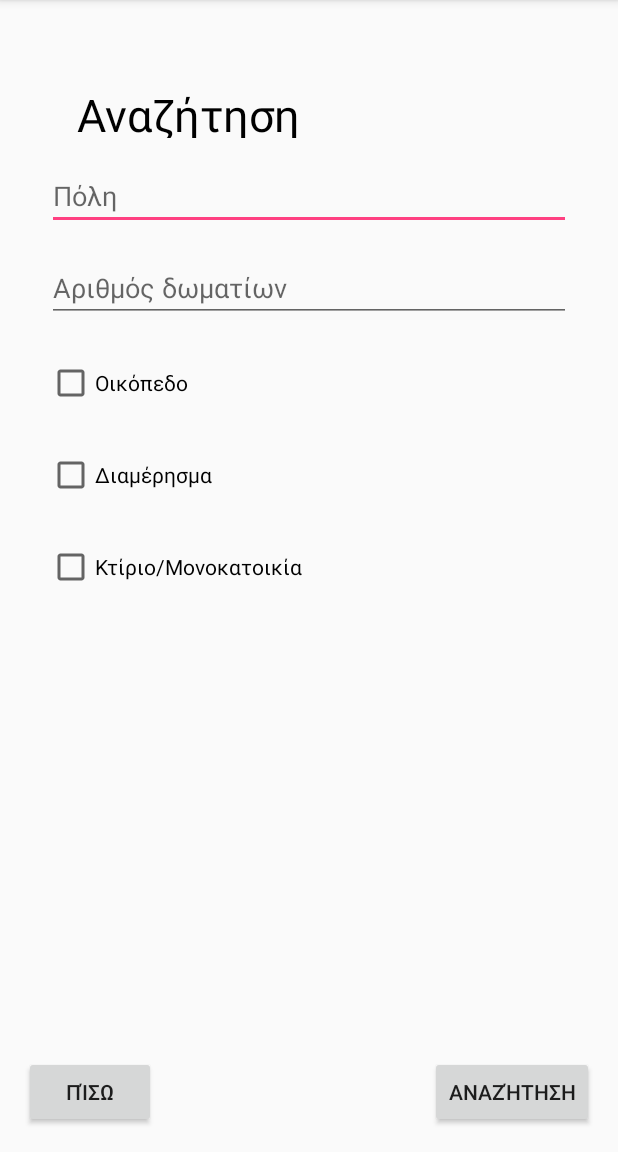
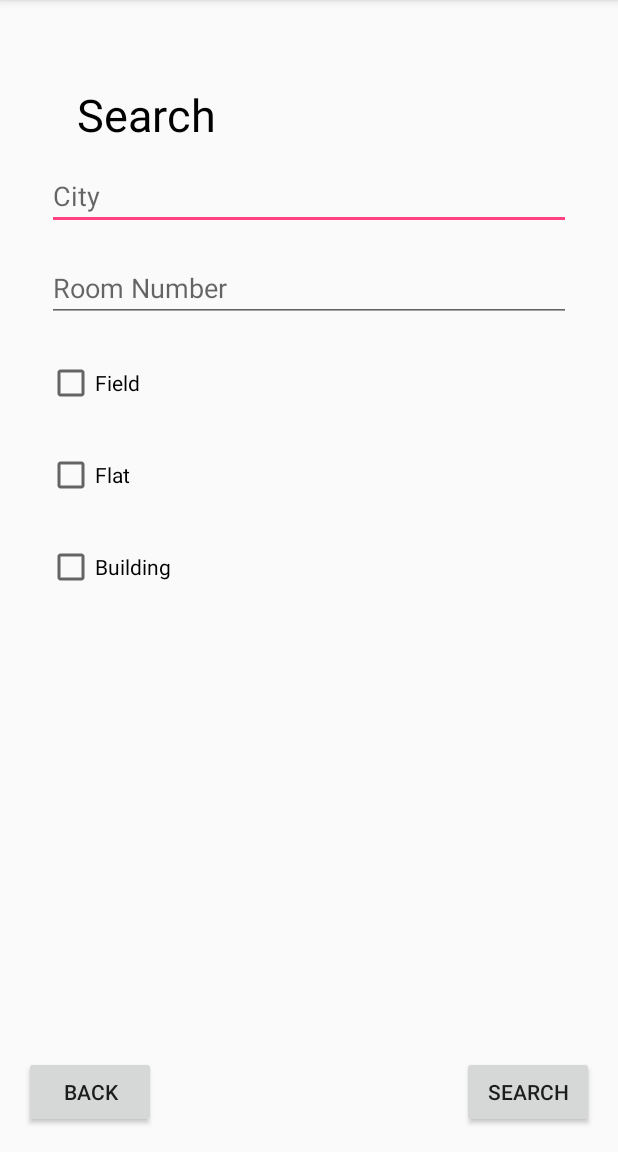
Before and after one commit to billk97/OpaRealEstate, an Android app: the screen it shows after launch (Search), after a tap on "ΑΝΑΖΉΤΗΣΗ", on a phone screen of 412 x 824 dp, the part 84-1236 px from its top. Run offline under Robolectric (Android 15) with nearby library versions, the phone set to English and light mode, and no system bars.

Commit message:
The application is almost ready.Runs correctly .Some todo left

```diff
--- a/app/src/main/java/com/example/pcbill/oparealestate/Controler/SearchControler.java
+++ b/app/src/main/java/com/example/pcbill/oparealestate/Controler/SearchControler.java
@@ -107,7 +107,7 @@ public class SearchControler {
         Cursor cursor = dbHelper.SelectAll();
 
         if(!cursor.moveToNext()){//checks if the is any other row left
-            Toast.makeText(context, "There are no contacts to show", Toast.LENGTH_SHORT).show();
+            Toast.makeText(context, "NO such building ", Toast.LENGTH_SHORT).show();
         }
         while(cursor.moveToNext()){//goes to the next column
             /**the actual insert
--- a/app/src/main/java/com/example/pcbill/oparealestate/Presenter/Search.java
+++ b/app/src/main/java/com/example/pcbill/oparealestate/Presenter/Search.java
@@ -4,6 +4,8 @@ import android.content.Intent;
 import android.os.Bundle;
 import android.support.v7.app.AppCompatActivity;
 import android.view.View;
+import android.widget.ArrayAdapter;
+import android.widget.AutoCompleteTextView;
 import android.widget.Button;
 import android.widget.CheckBox;
 import android.widget.EditText;
@@ -18,7 +20,7 @@ public class Search extends AppCompatActivity {
     private Button SearchSelectBUtton;
     //todo change same textviews to Autocomplite
     private TextView SearchTexView;
-    private EditText SearchCity;
+    private AutoCompleteTextView SearchCity;
     private EditText SearchRoomNumber;
     private CheckBox SearchFildCheckBox;
     private CheckBox SearchFlatCheckBox;
@@ -26,6 +28,9 @@ public class Search extends AppCompatActivity {
     private String value1="";
     private String value2="";
     private String value3="";
+    private static final String[] CityList = new String[] {
+            "Athens", "Thesaloniki", "Patra","Larisa","Hraklio"
+    };
     @Override
     protected void onCreate(Bundle savedInstanceState) {
         super.onCreate(savedInstanceState);
@@ -50,6 +55,7 @@ public class Search extends AppCompatActivity {
                 if(SearchFildCheckBox.isChecked())
                 {
                     controler.setField("Field");
+                    SearchRoomNumber.setText("0");
                 }
                 if(SearchFlatCheckBox.isChecked())
                 {
@@ -64,7 +70,7 @@ public class Search extends AppCompatActivity {
                  * **/
                 controler.checkData(getApplicationContext(), SearchCity.getText().toString(),SearchRoomNumber.getText().toString());
                 //shows a message that alla is going well  and its searching
-                Toast toast = Toast.makeText(getApplicationContext(),"Αναζήτηση",Toast.LENGTH_SHORT);
+                Toast toast = Toast.makeText(getApplicationContext(),"Searching",Toast.LENGTH_SHORT);
                 toast.show();
                 //changes the activity
                 Intent intent= new Intent(getApplicationContext(),ListView.class);
@@ -80,7 +86,9 @@ public class Search extends AppCompatActivity {
         SearchBackButton=(Button)findViewById(R.id.SearchBackButton);
         SearchSelectBUtton=(Button)findViewById(R.id.SearchSelectButton);
         SearchTexView=(TextView)findViewById(R.id.SearchTextView);
-        SearchCity=(EditText)findViewById(R.id.SearchCity);
+        SearchCity=(AutoCompleteTextView)findViewById(R.id.SearchCity);
+        ArrayAdapter<String> adapte2 = new ArrayAdapter<String>(this,android.R.layout.simple_dropdown_item_1line,CityList);
+        SearchCity.setAdapter(adapte2);
         SearchRoomNumber=(EditText)findViewById(R.id.SearchRoomNumber);
         SearchFildCheckBox=(CheckBox)findViewById(R.id.SearchFildCheckBox);
         SearchFlatCheckBox=(CheckBox)findViewById(R.id.SearchFlatCheckBox);
--- a/app/src/main/res/layout/activity_list_view.xml
+++ b/app/src/main/res/layout/activity_list_view.xml
@@ -37,7 +37,7 @@
         android:layout_height="wrap_content"
         android:layout_marginBottom="16dp"
         android:layout_marginStart="16dp"
-        android:text="Πίσω"
+        android:text="Back"
         app:layout_constraintBottom_toBottomOf="parent"
         app:layout_constraintStart_toStartOf="parent" />
 </android.support.constraint.ConstraintLayout>
--- a/app/src/main/res/layout/activity_search.xml
+++ b/app/src/main/res/layout/activity_search.xml
@@ -11,7 +11,7 @@
         android:layout_width="310dp"
         android:layout_height="36dp"
         android:layout_marginTop="56dp"
-        android:text="Αναζήτηση"
+        android:text="Search"
         android:textColor="@android:color/black"
         android:textSize="30sp"
         app:layout_constraintEnd_toEndOf="parent"
@@ -26,7 +26,7 @@
         android:layout_marginStart="16dp"
         android:layout_marginTop="20dp"
         android:ems="10"
-        android:hint="Πόλη"
+        android:hint="City"
         android:inputType="textPersonName"
         android:selectAllOnFocus="false"
         android:singleLine="false"
@@ -42,7 +42,7 @@
         android:layout_marginStart="16dp"
         android:layout_marginTop="20dp"
         android:ems="10"
-        android:hint="Αριθμός δωματίων"
+        android:hint="Room Number"
         android:inputType="number"
         app:layout_constraintEnd_toEndOf="parent"
         app:layout_constraintStart_toStartOf="parent"
@@ -55,7 +55,7 @@
         android:layout_marginEnd="16dp"
         android:layout_marginStart="16dp"
         android:layout_marginTop="20dp"
-        android:text="Οικόπεδο"
+        android:text="Field"
         app:layout_constraintEnd_toEndOf="parent"
         app:layout_constraintStart_toStartOf="parent"
         app:layout_constraintTop_toBottomOf="@+id/SearchRoomNumber" />
@@ -66,7 +66,7 @@
         android:layout_marginEnd="16dp"
         android:layout_marginStart="16dp"
         android:layout_marginTop="20dp"
-        android:text="Διαμέρησμα"
+        android:text="Flat"
         app:layout_constraintEnd_toEndOf="parent"
         app:layout_constraintStart_toStartOf="parent"
         app:layout_constraintTop_toBottomOf="@+id/SearchFildCheckBox" />
@@ -77,7 +77,7 @@
         android:layout_marginEnd="16dp"
         android:layout_marginStart="16dp"
         android:layout_marginTop="20dp"
-        android:text="Κτίριο/Μονοκατοικία"
+        android:text="Building"
         app:layout_constraintEnd_toEndOf="parent"
         app:layout_constraintStart_toStartOf="parent"
         app:layout_constraintTop_toBottomOf="@+id/SearchFlatCheckBox" />
@@ -88,7 +88,7 @@
         android:layout_height="wrap_content"
         android:layout_marginBottom="16dp"
         android:layout_marginStart="16dp"
-        android:text="Πίσω"
+        android:text="Back"
         app:layout_constraintBottom_toBottomOf="parent"
         app:layout_constraintStart_toStartOf="parent" />
 
@@ -98,7 +98,7 @@
         android:layout_height="wrap_content"
         android:layout_marginBottom="16dp"
         android:layout_marginEnd="16dp"
-        android:text="Αναζήτηση"
+        android:text="Search"
         app:layout_constraintBottom_toBottomOf="parent"
         app:layout_constraintEnd_toEndOf="parent" />
 
```
Also changed, not shown: app/src/main/java/com/example/pcbill/oparealestate/Controler/SaleControler.java (+11 -0 lines), app/src/main/java/com/example/pcbill/oparealestate/Presenter/Sale.java (+9 -5 lines), app/src/main/res/layout/activity_sale.xml (+9 -9 lines).
